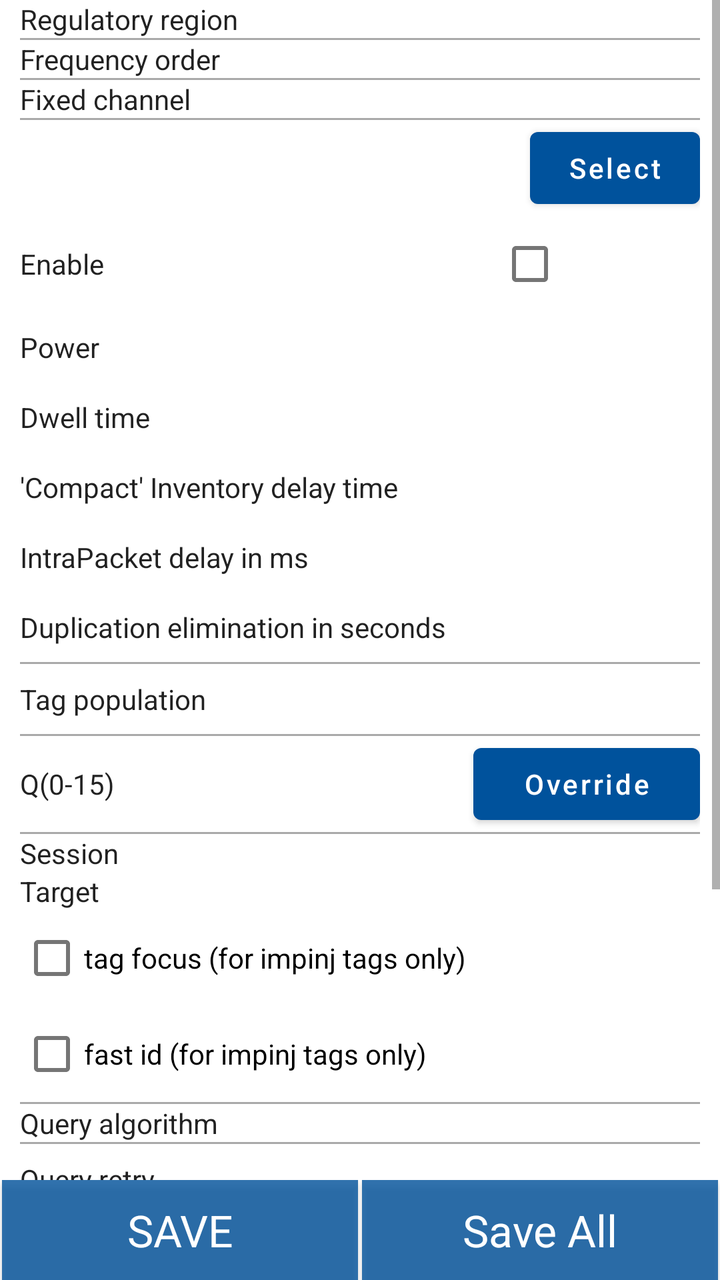
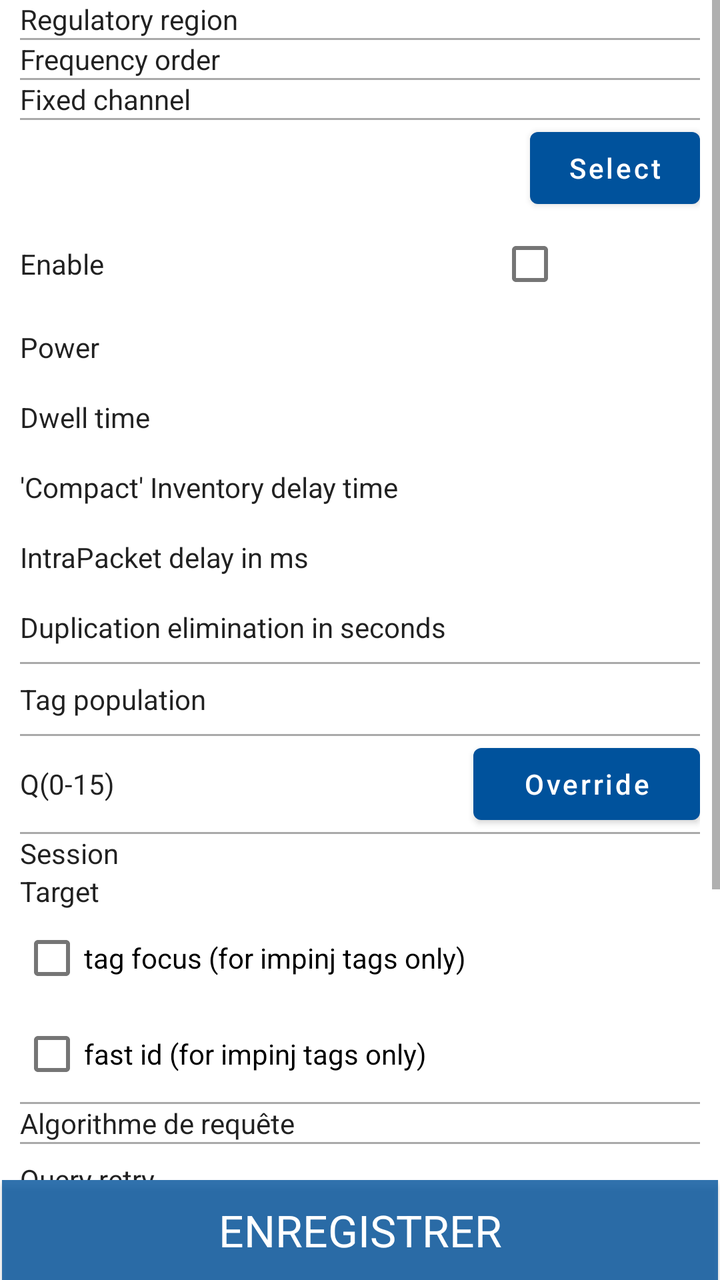

Before-and-after screenshots of an Android layout around one commit, followed by the original layout XML and the change that was made.
<!-- AndroidManifest.xml: application theme AppNewTheme -->
<!-- res/layout/fragment_settings_operate.xml -->
<LinearLayout xmlns:android="http://schemas.android.com/apk/res/android"
    xmlns:tools="http://schemas.android.com/tools"
    style="@style/base_layout_style"
    android:paddingLeft="0dp"
    android:paddingRight="0dp"
    android:orientation="vertical">

    <ScrollView
        android:layout_width="match_parent"
        android:layout_height="0dp"
        android:layout_weight="1">
    <LinearLayout
        android:layout_width="match_parent"
        android:layout_height="wrap_content"
        android:paddingLeft="10dp"
        android:paddingRight="10dp"
        android:orientation="vertical" >

        <TableRow
            android:layout_width="match_parent"
            android:layout_height="wrap_content"
            android:layout_gravity="center_vertical"
            android:visibility="visible">

            <TextView
                android:layout_width="0dp"
                android:layout_weight="1"
                style="@style/style_normal_font"
                android:text="Regulatory region" />

            <Spinner
                android:id="@+id/settingOperateRegulatoryRegion"
                android:layout_width="0dp"
                android:layout_weight="1"
                android:background="@drawable/my_edittext_background"
                style="@style/style_default_spinner" />
        </TableRow>

        <View
            android:layout_width="match_parent"
            android:layout_height="1dp"
            android:background="@android:color/darker_gray"
            android:visibility="visible"/>

        <TableRow
            android:layout_width="match_parent"
            android:layout_height="wrap_content"
            android:layout_gravity="center_vertical">

            <TextView
                android:layout_width="0dp"
                android:layout_weight="1"
                style="@style/style_normal_font"
                android:text="Frequency order" />

            <Spinner
                android:id="@+id/settingOperateFrequencyOrder"
                android:layout_width="0dp"
                android:layout_weight="1"
                android:background="@drawable/my_edittext_background"
                style="@style/style_default_spinner" />
        </TableRow>

        <View
            android:layout_width="match_parent"
            android:layout_height="1dp"
            android:background="@android:color/darker_gray"
            android:visibility="visible"/>

        <TableRow
            android:layout_width="match_parent"
            android:layout_height="wrap_content"
            android:layout_gravity="center_vertical">

            <TextView
                android:layout_width="0dp"
                android:layout_weight="1"
                style="@style/style_normal_font"
                android:text="Fixed channel" />

            <Spinner
                android:id="@+id/settingOperateChannel"
                android:layout_width="0dp"
                android:layout_weight="1"
                android:background="@drawable/my_edittext_background"
                style="@style/style_normal_font" />
        </TableRow>

        <View
            android:layout_width="match_parent"
            android:layout_height="1dp"
            android:background="@android:color/darker_gray"
            android:visibility="visible"/>

        <TableRow
            android:id="@+id/settingOperatePortWarningRow"
            android:layout_width="match_parent"
            android:layout_height="wrap_content"
            android:layout_gravity="center_vertical"
            android:visibility="gone">

            <TextView
                android:layout_width="match_parent"
                android:layout_height="wrap_content"
                style="@style/style_normal_font"
                android:textAlignment="center"
                android:text="Current Port is the last enabled power level"/>
        </TableRow>

        <TableRow
            android:id="@+id/settingOperatePortChannelRow"
            android:layout_width="match_parent"
            android:layout_height="wrap_content"
            android:layout_gravity="center_vertical">

            <TextView
                android:id="@+id/settingOperatePortChannelLabel"
                android:layout_width="0dp"
                android:layout_weight="2"
                style="@style/style_normal_font" />

            <TextView
                android:id="@+id/settingOperatePortChannel"
                android:layout_width="0dp"
                android:layout_weight="1"
                android:background="@drawable/my_edittext_background"
                android:inputType="numberDecimal"
                style="@style/style_normal_font" />

            <Button
                android:id="@+id/settingOperatePortChannelSelect"
                android:layout_width="0dp"
                android:layout_weight="1"
                android:layout_height="wrap_content"
                android:text="Select" />
        </TableRow>

        <TableRow
            android:id="@+id/settingOperatePortEnableRow"
            android:layout_width="match_parent"
            android:layout_height="wrap_content"
            android:layout_gravity="center_vertical">

            <TextView
                android:layout_width="0dp"
                android:layout_weight="1"
                style="@style/style_normal_font"
                android:text="Enable" />

            <CheckBox
                android:id="@+id/settingOperatePortEnable"
                android:layout_width="0dp"
                android:layout_weight="1"
                style="@style/style_normal_font" />
        </TableRow>

        <TableRow
            android:layout_width="match_parent"
            android:layout_height="wrap_content"
            android:layout_gravity="center_vertical">

            <TextView
                android:id="@+id/settingOperatePowerLabel"
                android:layout_width="0dp"
                android:layout_weight="1"
                style="@style/style_normal_font"
                android:text="Power" />

            <EditText
                android:id="@+id/settingOperatePower"
                android:layout_width="0dp"
                android:layout_weight="1"
                android:background="@drawable/my_edittext_background"
                android:inputType="numberDecimal"
                style="@style/style_normal_font" />
        </TableRow>

        <TableRow
            android:id="@+id/settingOperatePortDwellRow"
            android:layout_width="match_parent"
            android:layout_height="wrap_content"
            android:layout_gravity="center_vertical">

            <TextView
                android:id="@+id/settingOperatePortDwellLabel"
                android:layout_width="0dp"
                android:layout_weight="1"
                style="@style/style_normal_font"
                android:text="Dwell time" />

            <EditText
                android:id="@+id/settingOperatePortDwell"
                android:layout_width="0dp"
                android:layout_weight="1"
                android:background="@drawable/my_edittext_background"
                android:inputType="numberDecimal"
                style="@style/style_normal_font" />
        </TableRow>

        <TableRow
            android:id="@+id/settingOperateCompactDelayRow"
            android:layout_width="match_parent"
            android:layout_height="wrap_content"
            android:layout_gravity="center_vertical">

            <TextView
                android:id="@+id/settingAdminTagDelayLabel"
                android:layout_width="0dp"
                android:layout_weight="4"
                style="@style/style_normal_font"
                android:text="'Compact' Inventory delay time" />

            <EditText
                android:id="@+id/settingOperateTagDelay"
                android:layout_width="0dp"
                android:layout_weight="1"
                android:background="@drawable/my_edittext_background"
                android:inputType="numberDecimal"
                style="@style/style_normal_font" />
        </TableRow>

        <TableRow
            android:id="@+id/settingOperateIntraPkDelayRow"
            android:layout_width="match_parent"
            android:layout_height="wrap_content"
            android:layout_gravity="center_vertical">

            <TextView
                android:layout_width="0dp"
                android:layout_weight="4"
                style="@style/style_normal_font"
                android:text="IntraPacket delay in ms" />

            <EditText
                android:id="@+id/settingOperateIntraPkDelay"
                android:layout_width="0dp"
                android:layout_weight="1"
                android:background="@drawable/my_edittext_background"
                android:inputType="numberDecimal"
                style="@style/style_normal_font" />
        </TableRow>

        <TableRow
            android:id="@+id/settingOperateDupDelayRow"
            android:layout_width="match_parent"
            android:layout_height="wrap_content"
            android:layout_gravity="center_vertical">

            <TextView
                android:layout_width="0dp"
                android:layout_weight="4"
                style="@style/style_normal_font"
                android:text="Duplication elimination in seconds" />

            <EditText
                android:id="@+id/settingOperateDupDelay"
                android:layout_width="0dp"
                android:layout_weight="1"
                android:background="@drawable/my_edittext_background"
                android:inputType="numberDecimal"
                style="@style/style_normal_font" />
        </TableRow>

        <View
            android:layout_width="match_parent"
            android:layout_height="1dp"
            android:background="@android:color/darker_gray"/>

        <TableRow
            android:layout_width="match_parent"
            android:layout_height="wrap_content"
            android:layout_gravity="center_vertical">

            <TextView
                android:id="@+id/settingOperatePopulationLabel"
                android:layout_width="0dp"
                android:layout_weight="1"
                style="@style/style_normal_font"
                android:text="Tag population" />

            <EditText
                android:id="@+id/settingOperatePopulation"
                android:layout_width="0dp"
                android:layout_weight="1"
                android:background="@drawable/my_edittext_background"
                android:inputType="numberDecimal"
                style="@style/style_normal_font" />
        </TableRow>

        <View
            android:layout_width="match_parent"
            android:layout_height="1dp"
            android:background="@android:color/darker_gray"/>

        <TableRow
            android:layout_width="match_parent"
            android:layout_height="wrap_content"
            android:layout_gravity="center_vertical">

            <TextView
                android:layout_width="0dp"
                android:layout_weight="1"
                style="@style/style_normal_font"
                android:text="Q(0-15)" />

            <EditText
                android:id="@+id/settingOperateQValue"
                android:layout_width="0dp"
                android:layout_weight="1"
                android:background="@drawable/my_edittext_background"
                android:inputType="numberDecimal"
                style="@style/style_normal_font" />

            <Button
                android:id="@+id/settingOperateOverrideButton"
                android:layout_width="0dp"
                android:layout_weight="1"
                android:layout_height="wrap_content"
                android:text="Override" />
        </TableRow>

        <View
            android:layout_width="match_parent"
            android:layout_height="1dp"
            android:background="@android:color/darker_gray"/>

        <TableRow
            android:layout_width="match_parent"
            android:layout_height="wrap_content"
            android:layout_gravity="center_vertical">

            <TextView
                android:layout_width="0dp"
                android:layout_weight="1"
                style="@style/style_normal_font"
                android:text="Session" />

            <Spinner
                android:id="@+id/settingOperateSession"
                android:layout_width="0dp"
                android:layout_weight="1"
                android:background="@drawable/my_edittext_background"
                style="@style/style_default_spinner" />
        </TableRow>

        <TableRow
            android:layout_width="match_parent"
            android:layout_height="wrap_content"
            android:layout_gravity="center_vertical">

            <TextView
                android:layout_width="0dp"
                android:layout_weight="1"
                style="@style/style_normal_font"
                android:text="Target" />

            <Spinner
                android:id="@+id/settingOperateTarget"
                android:layout_width="0dp"
                android:layout_weight="1"
                android:background="@drawable/my_edittext_background"
                style="@style/style_default_spinner" />
        </TableRow>

        <TableRow
            android:layout_width="match_parent"
            android:layout_height="wrap_content"
            android:layout_gravity="center_vertical">

            <CheckBox
                android:id="@+id/settingOperateTagFocus"
                android:layout_width="0dp"
                android:layout_weight="1"
                style="@style/style_normal_font"
                android:text="tag focus (for impinj tags only)" />
        </TableRow>

        <TableRow
            android:layout_width="match_parent"
            android:layout_height="wrap_content"
            android:layout_gravity="center_vertical">

            <CheckBox
                android:id="@+id/settingOperateFastId"
                android:layout_width="0dp"
                android:layout_weight="1"
                style="@style/style_normal_font"
                android:text="fast id (for impinj tags only)"
                />
        </TableRow>

        <View
            android:layout_width="match_parent"
            android:layout_height="1dp"
            android:background="@android:color/darker_gray"/>

        <TableRow
            android:layout_width="match_parent"
            android:layout_height="wrap_content"
            android:layout_gravity="center_vertical">

            <TextView
                android:layout_width="0dp"
                android:layout_weight="1"
                style="@style/style_normal_font"
                android:text="@string/settingInvAlgo_titile" />

            <Spinner
                android:id="@+id/settingOperateAlgorithmToUse"
                android:layout_width="0dp"
                android:layout_weight="1"
                android:background="@drawable/my_edittext_background"
                style="@style/style_default_spinner" />
        </TableRow>

        <View
            android:layout_width="match_parent"
            android:layout_height="1dp"
            android:background="@android:color/darker_gray"/>

        <TableRow
            android:layout_width="match_parent"
            android:layout_height="wrap_content"
            android:layout_gravity="center_vertical">

            <TextView
                android:id="@+id/settingOperateRetryLabel"
                android:layout_width="0dp"
                android:layout_weight="1"
                style="@style/style_normal_font"
                android:text="Query retry" />

            <EditText
                android:id="@+id/settingOperateRetry"
                android:layout_width="0dp"
                android:layout_weight="1"
                android:background="@drawable/my_edittext_background"
                android:inputType="numberDecimal"
                style="@style/style_normal_font" />
        </TableRow>

        <View
            android:layout_width="match_parent"
            android:layout_height="1dp"
            android:background="@android:color/darker_gray"/>

        <TableRow
            android:layout_width="match_parent"
            android:layout_height="50dp"
            android:layout_gravity="center_vertical">

            <TextView
                android:layout_width="0dp"
                android:layout_weight="1"
                style="@style/style_normal_font"
                android:text="Reader mode /\nLink profile" />

            <Spinner
                android:id="@+id/settingOperateProfile"
                android:layout_width="0dp"
                android:layout_weight="2"
                android:background="@drawable/my_edittext_background"
                style="@style/style_default_spinner" />
        </TableRow>

        <View
            android:layout_width="match_parent"
            android:layout_height="1dp"
            android:background="@android:color/darker_gray"/>

        <LinearLayout
            android:id="@+id/settingOperateGainControl"
            android:layout_width="match_parent"
            android:layout_height="wrap_content"
            android:orientation="vertical">

            <TableRow
                android:layout_width="match_parent"
                android:layout_height="wrap_content"
                android:layout_gravity="center_vertical">

                <TextView
                    android:layout_width="0dp"
                    android:layout_weight="1"
                    style="@style/style_normal_font"
                    android:text="Environmental RSSI" />

                <TextView
                    android:id="@+id/settingOperateEnvironmentalRSSI"
                    android:layout_width="0dp"
                    android:layout_weight="1"
                    style="@style/style_normal_font" />
            </TableRow>

            <TableRow
                android:layout_width="match_parent"
                android:layout_height="wrap_content"
                android:layout_gravity="center_vertical">

                <TextView
                    android:layout_width="0dp"
                    android:layout_weight="1"
                    style="@style/style_normal_font"
                    android:text="High compression" />

                <CheckBox
                    android:id="@+id/settingOperateHighCompression"
                    android:layout_width="0dp"
                    android:layout_weight="1"
                    style="@style/style_normal_font" />
            </TableRow>

            <TableRow
                android:layout_width="match_parent"
                android:layout_height="wrap_content"
                android:layout_gravity="center_vertical">

                <TextView
                    android:layout_width="0dp"
                    android:layout_weight="1"
                    style="@style/style_normal_font"
                    android:text="RFlan gain" />

                <Spinner
                    android:id="@+id/settingOperateRflnaGain"
                    android:layout_width="0dp"
                    android:layout_weight="1"
                    android:background="@drawable/my_edittext_background"
                    style="@style/style_default_spinner" />
            </TableRow>

            <TableRow
                android:layout_width="match_parent"
                android:layout_height="wrap_content"
                android:layout_gravity="center_vertical">

                <TextView
                    android:layout_width="0dp"
                    android:layout_weight="1"
                    style="@style/style_normal_font"
                    android:text="IFlna gain" />

                <Spinner
                    android:id="@+id/settingOperateIflnaGain"
                    android:layout_width="0dp"
                    android:layout_weight="1"
                    android:background="@drawable/my_edittext_background"
                    style="@style/style_default_spinner" />
            </TableRow>

            <TableRow
                android:layout_width="match_parent"
                android:layout_height="wrap_content"
                android:layout_gravity="center_vertical">

                <TextView
                    android:layout_width="0dp"
                    android:layout_weight="1"
                    style="@style/style_normal_font"
                    android:text="Agc gain" />

                <Spinner
                    android:id="@+id/settingOperateAgcGAin"
                    android:layout_width="0dp"
                    android:layout_weight="1"
                    android:background="@drawable/my_edittext_background"
                    style="@style/style_default_spinner" />
            </TableRow>
        </LinearLayout>
    </LinearLayout>
    </ScrollView>

    <LinearLayout
        android:layout_width="match_parent"
        android:layout_height="50dip"
        android:gravity="center|bottom"
        android:orientation="vertical" >

        <TableRow
            android:layout_width="match_parent"
            android:layout_height="wrap_content">

            <Button
                android:id="@+id/settingSaveButtonOperate"
                android:layout_width="0dp"
                android:layout_weight="1"
                android:layout_height="50dp"
                android:gravity="center"
                android:layout_marginLeft="1dp"
                android:layout_marginRight="1dp"
                style="@style/style_button_font"
                android:text="@string/save_title" />

            <Button
                android:id="@+id/settingSaveButtonOperate1"
                android:layout_width="0dp"
                android:layout_weight="1"
                android:layout_height="50dp"
                android:gravity="center"
                android:layout_marginLeft="1dp"
                android:layout_marginRight="1dp"
                style="@style/style_button_font"
                android:visibility="visible"
                android:text="Save All" />
        </TableRow>
    </LinearLayout>
</LinearLayout>
<!-- resources referenced by this layout -->
<resources>
  <!-- drawable my_edittext_background (drawable) -->
  <?xml version="1.0" encoding="utf-8"?>
  <shape
      xmlns:android="http://schemas.android.com/apk/res/android"
      android:shape="rectangle">
  
      <padding
          android:top="8dp"
          android:bottom="8dp"
          android:left="8dp"
          android:right="8dp" />
  
      <solid android:color="#ffffffff" />
  
  </shape>
  <string name="save_title">SAVE</string>
  <string name="settingInvAlgo_titile">Query algorithm</string>
  <style name="base_layout_style">
          <item name="android:layout_height">match_parent</item>
          <item name="android:layout_width">match_parent</item>
          <item name="android:paddingLeft">10dp</item>
          <item name="android:paddingRight">10dp</item>
      </style>
  <style name="style_button_font">
          <item name="android:textAppearance">?android:attr/textAppearanceLarge</item>
          <item name="android:textColor">@android:color/primary_text_dark</item>
          <item name="android:background">#CC000000</item>
      </style>
  <style name="style_default_spinner" parent="Base.Widget.AppCompat.Spinner.Underlined">
          <item name="android:textSize">@dimen/custom_spinner_font</item>
          <item name="android:layout_width">0dp</item>
          <item name="android:layout_height">wrap_content</item>
          <item name="android:gravity">center</item>
      </style>
  <style name="style_normal_font">
          <item name="android:layout_width">match_parent</item>
          <item name="android:layout_height">wrap_content</item>
          <item name="android:textAppearance">?android:attr/textAppearance</item>
      </style>
  <style name="AppNewTheme" parent="Theme.MaterialComponents.Light.NoActionBar">
          <item name="colorPrimary">@color/colorPrimary</item>
          <item name="colorPrimaryDark">@color/colorPrimaryDark</item>
          <item name="colorAccent">@color/colorPrimary</item>
          <item name="android:textAllCaps">false</item>
          <item name="windowActionBar">false</item>
          <item name="windowNoTitle">true</item>
          <item name="actionButtonStyle">@style/ActionButtonStyle</item>
          <item name="actionBarTabTextStyle">@style/ActionTabTextStyle</item>
      </style>
  <dimen name="custom_spinner_font">15sp</dimen>
  <color name="colorPrimary">#00529c</color>
  <color name="colorPrimaryDark">#3F51B5</color>
  <style name="ActionButtonStyle">
          <item name="android:minWidth">0dp</item>
          <item name="android:paddingLeft">0dp</item>
          <item name="android:paddingRight">5dp</item>
      </style>
  <style name="ActionTabTextStyle">
          <item name="android:textAllCaps">false</item>
      </style>
</resources>

<!-- the commit's change to res/layout/fragment_settings_operate.xml (unified diff, before → after) -->
@@ -591,17 +591,7 @@
                 style="@style/style_button_font"
                 android:text="@string/save_title" />
 
-            <Button
-                android:id="@+id/settingSaveButtonOperate1"
-                android:layout_width="0dp"
-                android:layout_weight="1"
-                android:layout_height="50dp"
-                android:gravity="center"
-                android:layout_marginLeft="1dp"
-                android:layout_marginRight="1dp"
-                style="@style/style_button_font"
-                android:visibility="visible"
-                android:text="Save All" />
+            
         </TableRow>
     </LinearLayout>
 </LinearLayout>
<!-- resource entries referenced after the edit -->
@@ -15,8 +15,8 @@
       <solid android:color="#ffffffff" />
   
   </shape>
-  <string name="save_title">SAVE</string>
-  <string name="settingInvAlgo_titile">Query algorithm</string>
+  <string name="save_title">ENREGISTRER</string>
+  <string name="settingInvAlgo_titile">Algorithme de requête</string>
   <style name="base_layout_style">
           <item name="android:layout_height">match_parent</item>
           <item name="android:layout_width">match_parent</item>
